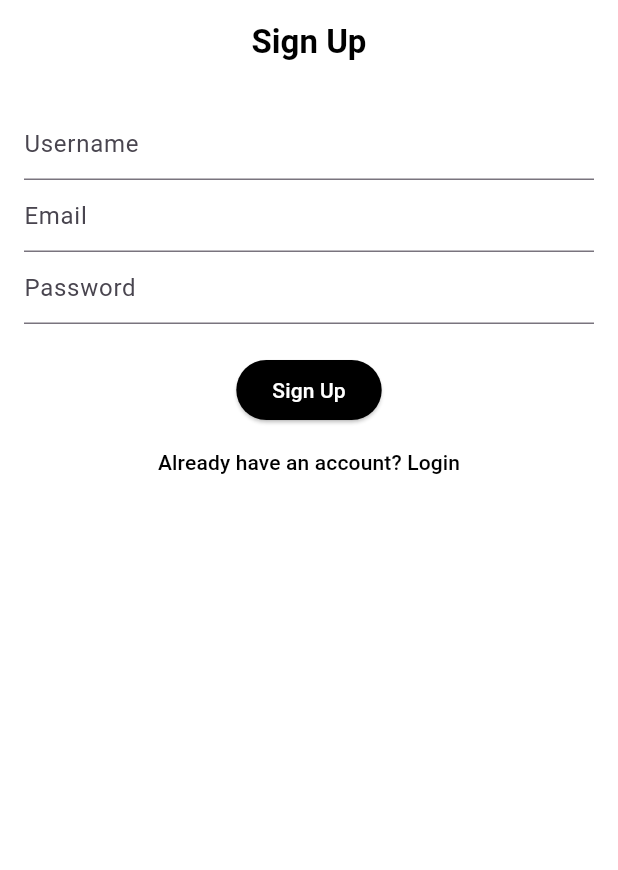
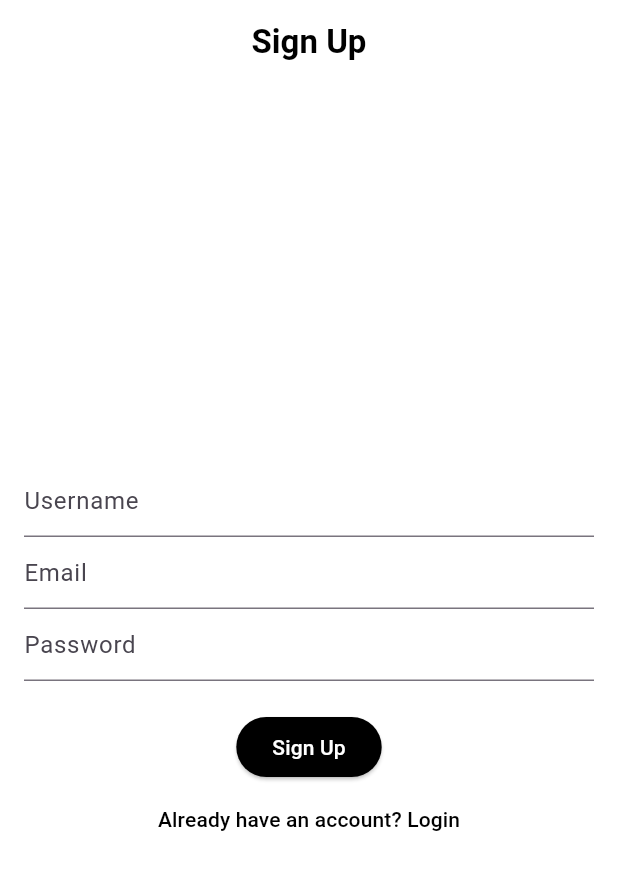
Before and after one commit to Sohilaakh/NoteApp, a Flutter app: the screen it shows after launch, after a tap on "Don’t have an account? Sign Up", on a phone screen of 412 x 824 dp. Shown: the top 870 px of the screen. Run offline on Flutter 3.47's test engine with Material 3 defaults, Android fonts, the light colour scheme and no system bars; our stand-ins replace firebase_auth, firebase_core, get, image_picker, supabase_flutter; accounts and stored records are empty; network calls fail.

Commit message:
updated auth page

```diff
--- a/lib/main.dart
+++ b/lib/main.dart
@@ -5,13 +5,14 @@ import 'package:firebase_auth/firebase_auth.dart' as fb_auth;
 import 'package:supabase_flutter/supabase_flutter.dart' as supa;
 import 'views/notes_list.dart';
 import 'views/auth_page.dart';
+import 'config/secrets.dart';
 
 void main() async {
   WidgetsFlutterBinding.ensureInitialized();
   await Firebase.initializeApp();
   await supa.Supabase.initialize(
-    url: 'https://vbzjfnimfnprhzlwfuhz.supabase.co',
-    anonKey: 'eyJhbGciOiJIUzI1NiIsInR5cCI6IkpXVCJ9.eyJpc3MiOiJzdXBhYmFzZSIsInJlZiI6InZiempmbmltZm5wcmh6bHdmdWh6Iiwicm9sZSI6ImFub24iLCJpYXQiOjE3NTc0MTc0MjMsImV4cCI6MjA3Mjk5MzQyM30.5NA6gbV3z_TEGArt65eHNu33Yi_VnN5xAPDzLL5DWJY', // do NOT commit the service key!
+    url: AppSecrets.supabaseUrl,
+    anonKey: AppSecrets.supabaseUrl,
   );
   runApp(const NotesApp());
 }
--- a/lib/views/auth_page.dart
+++ b/lib/views/auth_page.dart
@@ -25,7 +25,9 @@ class _AuthPageState extends State<AuthPage> {
       ),
       body: Padding(
         padding: const EdgeInsets.all(16.0),
+        child: Center(
           child: Column(
+            mainAxisAlignment: MainAxisAlignment.center,
             children: [
               if (!isLogin)
                 TextField(
@@ -68,6 +70,7 @@ class _AuthPageState extends State<AuthPage> {
             ],
           ),
         ),
+      ),
     );
   }
 }
```
Also changed, not shown: pubspec.lock, 2 other files. Lines whose indentation alone changed are shown as unchanged.
